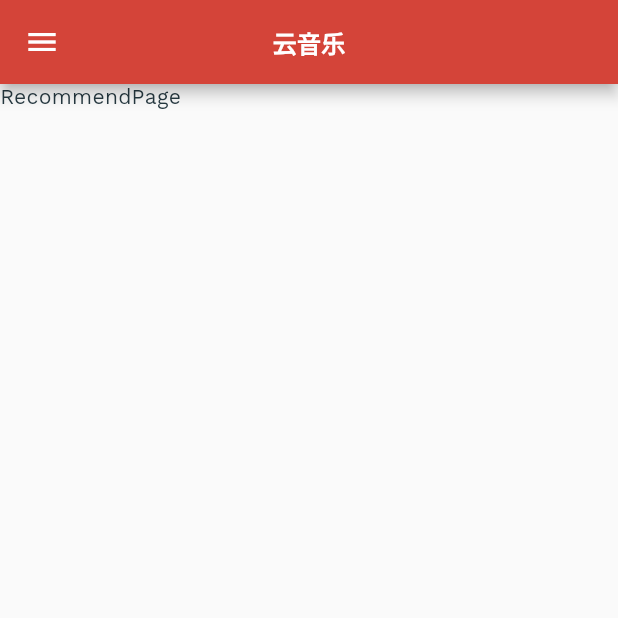
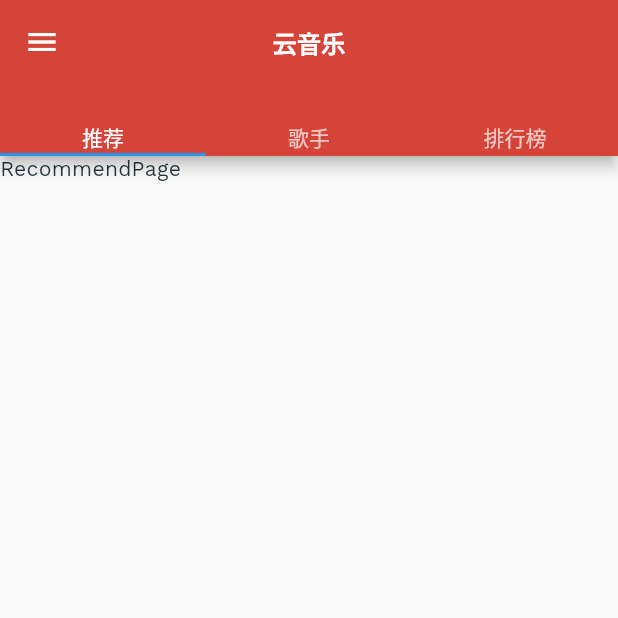
Before and after one commit to Away0x/flutter-cloud-music, a Flutter app: the screen it shows after launch, on a phone screen of 412 x 824 dp, the top half of it. Run offline on Flutter 3.47's test engine with Material 2 defaults, Android fonts, the phone set to English and light mode, and no system bars; our stand-ins replace flutter_screenutil, get, shared_preferences; accounts and stored records are empty.

Commit message:
add tabbar

```diff
--- a/lib/pages/recommend/view.dart
+++ b/lib/pages/recommend/view.dart
@@ -2,8 +2,22 @@ import 'package:cloudmusic/config/app.dart';
 import 'package:cloudmusic/config/theme.dart';
 import 'package:flutter/material.dart';
 
-class RecommendPage extends StatelessWidget {
+class RecommendPage extends StatefulWidget {
   const RecommendPage({Key? key}) : super(key: key);
+
+  @override
+  _RecommendPageState createState() => _RecommendPageState();
+}
+
+class _RecommendPageState extends State<RecommendPage>
+    with TickerProviderStateMixin {
+  late final TabController tabController;
+
+  @override
+  void initState() {
+    tabController = TabController(length: 3, vsync: this);
+    super.initState();
+  }
 
   @override
   Widget build(BuildContext context) {
@@ -11,10 +25,17 @@ class RecommendPage extends StatelessWidget {
       appBar: AppBar(
         title: const Text(AppInfo.title),
         backgroundColor: AppTheme.primary,
+        bottom: TabBar(
+          controller: tabController,
+          tabs: const [
+            Text('推荐'),
+            Text('歌手'),
+            Text('排行榜'),
+          ],
+        ),
       ),
-      drawer: Container(
-        color: Colors.white,
-        child: const Text('drawer'),
+      drawer: const Drawer(
+        child: Text('drawer'),
       ),
       body: const Text('RecommendPage'),
     );
```
Also changed, not shown: 3 other files.
